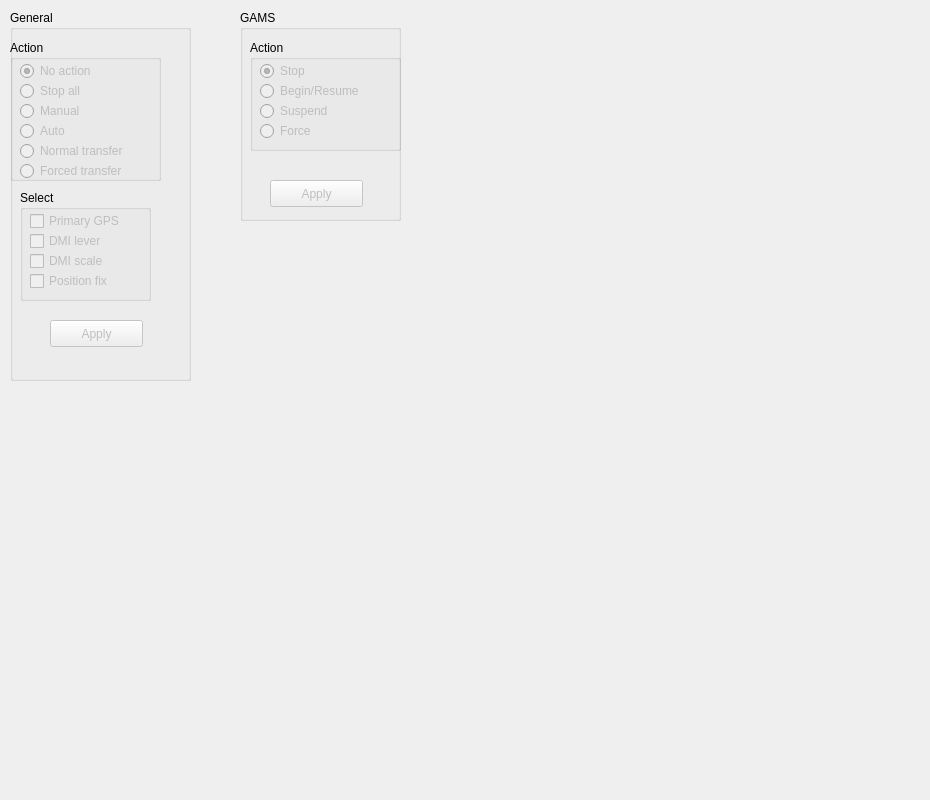
jmaye/libposlv, file src/lib/visualization/AutoCalibrationTab.ui: the form before one commit.
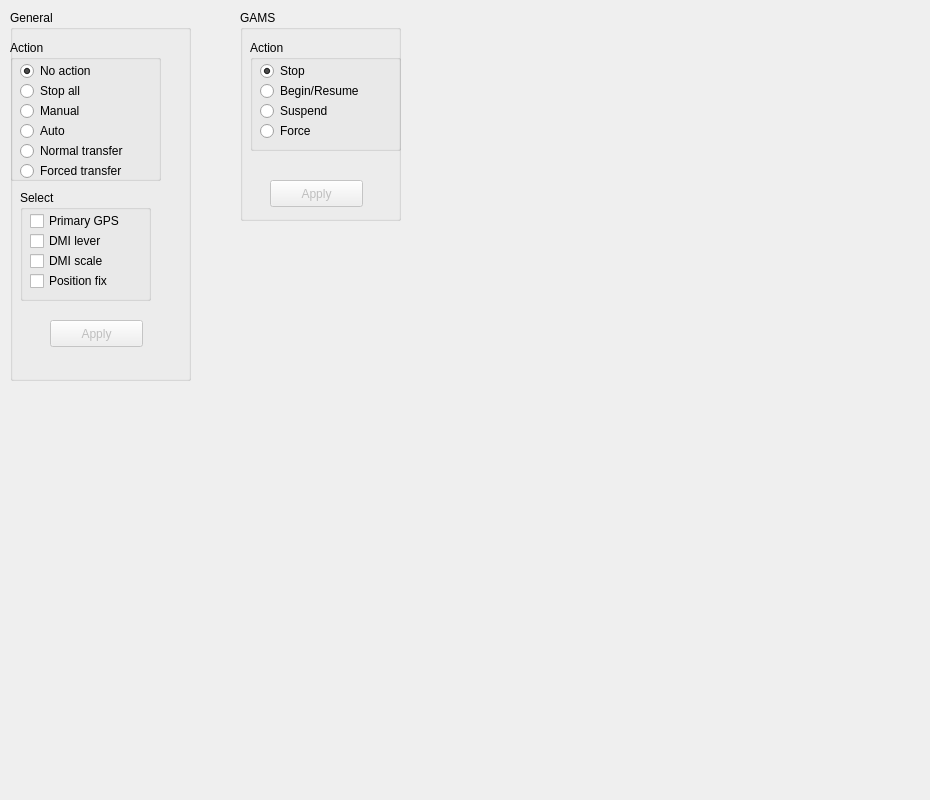
The form after the commit.

Patch:
```diff
--- a/src/lib/visualization/AutoCalibrationTab.ui
+++ b/src/lib/visualization/AutoCalibrationTab.ui
@@ -39,7 +39,7 @@
     </property>
     <widget class="QRadioButton" name="stopGeneralRadioButton">
      <property name="enabled">
-      <bool>false</bool>
+      <bool>true</bool>
      </property>
      <property name="geometry">
       <rect>
@@ -58,7 +58,7 @@
     </widget>
     <widget class="QRadioButton" name="manualGeneralRadioButton">
      <property name="enabled">
-      <bool>false</bool>
+      <bool>true</bool>
      </property>
      <property name="geometry">
       <rect>
@@ -74,7 +74,7 @@
     </widget>
     <widget class="QRadioButton" name="autoGeneralRadioButton">
      <property name="enabled">
-      <bool>false</bool>
+      <bool>true</bool>
      </property>
      <property name="geometry">
       <rect>
@@ -90,7 +90,7 @@
     </widget>
     <widget class="QRadioButton" name="normalGeneralRadioButton">
      <property name="enabled">
-      <bool>false</bool>
+      <bool>true</bool>
      </property>
      <property name="geometry">
       <rect>
@@ -106,7 +106,7 @@
     </widget>
     <widget class="QRadioButton" name="forcedGeneralRadioButton">
      <property name="enabled">
-      <bool>false</bool>
+      <bool>true</bool>
      </property>
      <property name="geometry">
       <rect>
@@ -122,7 +122,7 @@
     </widget>
     <widget class="QRadioButton" name="noActionRadioButton">
      <property name="enabled">
-      <bool>false</bool>
+      <bool>true</bool>
      </property>
      <property name="geometry">
       <rect>
@@ -154,7 +154,7 @@
     </property>
     <widget class="QCheckBox" name="gpsCheckBox">
      <property name="enabled">
-      <bool>false</bool>
+      <bool>true</bool>
      </property>
      <property name="geometry">
       <rect>
@@ -170,7 +170,7 @@
     </widget>
     <widget class="QCheckBox" name="dmiLeverCheckBox">
      <property name="enabled">
-      <bool>false</bool>
+      <bool>true</bool>
      </property>
      <property name="geometry">
       <rect>
@@ -186,7 +186,7 @@
     </widget>
     <widget class="QCheckBox" name="dmiScaleCheckBox">
      <property name="enabled">
-      <bool>false</bool>
+      <bool>true</bool>
      </property>
      <property name="geometry">
       <rect>
@@ -202,7 +202,7 @@
     </widget>
     <widget class="QCheckBox" name="posCheckBox">
      <property name="enabled">
-      <bool>false</bool>
+      <bool>true</bool>
      </property>
      <property name="geometry">
       <rect>
@@ -260,7 +260,7 @@
     </property>
     <widget class="QRadioButton" name="stopGAMSRadioButton">
      <property name="enabled">
-      <bool>false</bool>
+      <bool>true</bool>
      </property>
      <property name="geometry">
       <rect>
@@ -279,7 +279,7 @@
     </widget>
     <widget class="QRadioButton" name="beginGAMSRadioButton">
      <property name="enabled">
-      <bool>false</bool>
+      <bool>true</bool>
      </property>
      <property name="geometry">
       <rect>
@@ -295,7 +295,7 @@
     </widget>
     <widget class="QRadioButton" name="suspendGAMSRadioButton">
      <property name="enabled">
-      <bool>false</bool>
+      <bool>true</bool>
      </property>
      <property name="geometry">
       <rect>
@@ -311,7 +311,7 @@
     </widget>
     <widget class="QRadioButton" name="forceGAMSRadioButton">
      <property name="enabled">
-      <bool>false</bool>
+      <bool>true</bool>
      </property>
      <property name="geometry">
       <rect>
```
